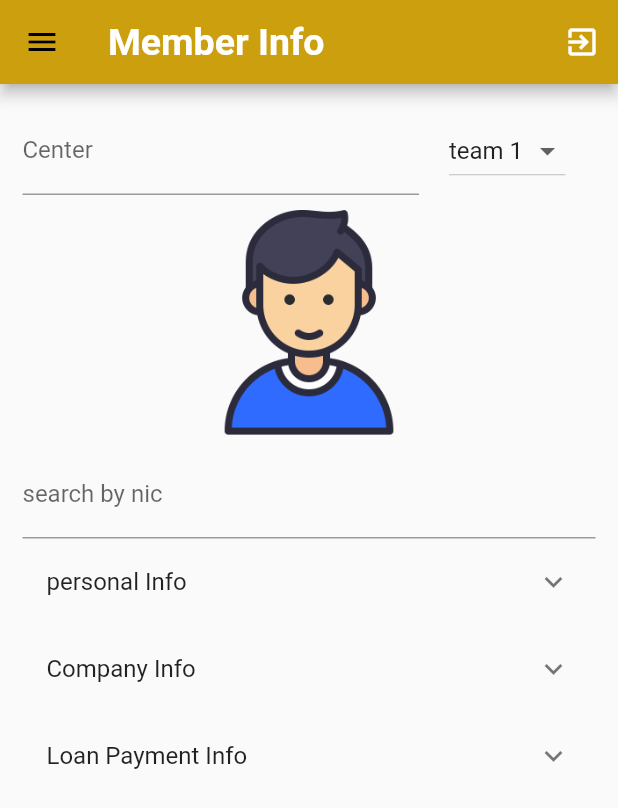
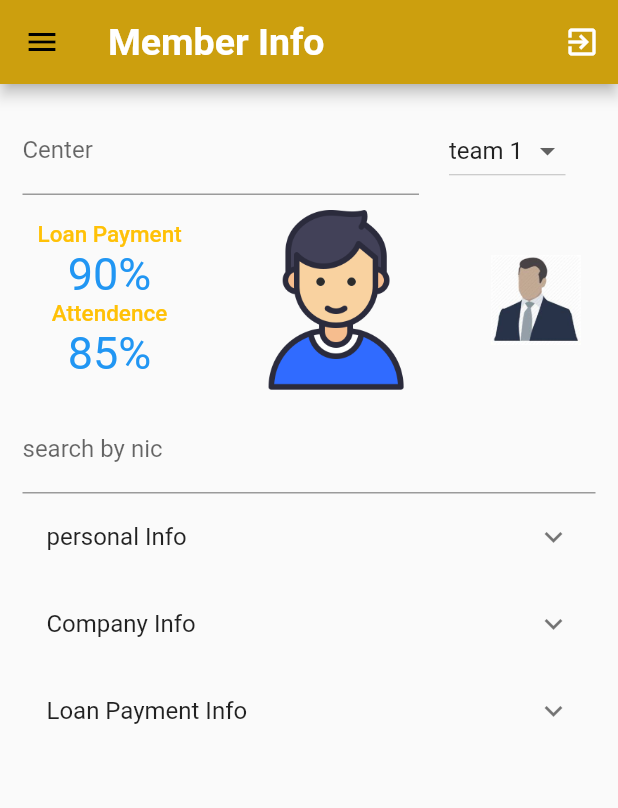
Before and after one commit to dinith72/smartLender_mobile_app, a Flutter app: the MemberInfo screen opened by its route, on a phone screen of 412 x 824 dp. Shown: the top 808 px of the screen. Run offline on Flutter 3.47's test engine with Material 2 defaults, Android fonts, the phone set to English and light mode, and no system bars; missing offline and left inert: sqljocky5.

Commit message:
created the  attendence and repayemnt values created the leader pciture

```diff
--- a/lib/controller/MemberInfoController.dart
+++ b/lib/controller/MemberInfoController.dart
@@ -4,13 +4,18 @@ import 'package:mobile_app/otherComponents/Entry.dart';
 class MemberInfoController {
 
   List<String> _teams = new List<String>();
+  List<Entry> _memberDetials = new List<Entry>();
+  String _attendence ;
+  String _repayemnt ;
+
+
+
+
+
   List<String> getTeams(){
     _teams = ['team 1' , 'team 2' , 'team 3' , 'teams4'];
     return _teams;
   }
-
-  List<Entry> _memberDetials = new List<Entry>();
-
   List<Entry> getMemberDetails(){
     _memberDetials =
     [
@@ -52,4 +57,14 @@ class MemberInfoController {
     return _memberDetials;
 
   }
+  String getRepayment(){
+    _repayemnt = '90%';
+    return _repayemnt;
+  }
+  String getAtendence(){
+    _attendence = '85%';
+    return _attendence;
+  }
+
+
 }
--- a/lib/screens/MemberInfo.dart
+++ b/lib/screens/MemberInfo.dart
@@ -15,10 +15,11 @@ class MemberInfo extends StatefulWidget{
 class _MemberInfo extends State<MemberInfo>{
   static final TextEditingController _center  = new TextEditingController();
   static final TextEditingController _nic  = new TextEditingController();
-  List<Entry> memberDetials = new List<Entry>();
-  String _teamval ;
-  List<String> teams = new List<String>();
-
+  List<Entry> memberDetials = new List<Entry>(); // all the member details are shown in here
+  String _teamval ; // the selected team
+  List<String> teams = new List<String>(); // list of tems in the center
+  String _attendence = '' ;
+  String _repayement = '';
 
 
   @override
@@ -26,6 +27,9 @@ class _MemberInfo extends State<MemberInfo>{
     teams = MemberInfoController().getTeams();
     _teamval = teams[0];
     memberDetials = MemberInfoController().getMemberDetails();
+    _attendence = MemberInfoController().getAtendence();
+    _repayement = MemberInfoController().getRepayment();
+
 
   }
 
@@ -88,7 +92,28 @@ class _MemberInfo extends State<MemberInfo>{
                     )  ,
                     new Container(
                       margin: new EdgeInsets.symmetric(vertical: 10.0 , horizontal: 10.0),
-                      child: Images().getImg('Images/person.png', 150.0, 150.0),
+                      child: new Row(
+                        mainAxisAlignment: MainAxisAlignment.spaceBetween,
+                        children: <Widget>[
+                          new Column(
+                            mainAxisAlignment: MainAxisAlignment.spaceBetween,
+                            mainAxisSize: MainAxisSize.max,
+                            children: <Widget>[
+                              new Text('Loan Payment', style: new TextStyle(color: Colors.amber, fontSize: 15.0 , fontWeight: FontWeight.w500), ) ,
+                              new Text(_repayement , style: new TextStyle(color: Colors.blue , fontSize: 30.0 ,),),
+                              new Text('Attendence' , style: new TextStyle(color: Colors.amber, fontSize: 15.0 , fontWeight: FontWeight.w500),),
+                              new Text(_attendence , style: new TextStyle(color: Colors.blue , fontSize: 30.0),),
+                            ],),
+
+                          Images().getImg('Images/person.png', 120.0, 120.0),
+                          Images().getImg('Images/leader.jpg', 60.0, 60.0),
+
+
+
+                        ],
+                      )
+
+
                     ),
 
                     new Row(
--- a/pubspec.yaml
+++ b/pubspec.yaml
@@ -28,6 +28,7 @@ flutter:
   assets:
    - Images/person.png
    - Images/profile.png
+   - Images/leader.jpg
    #- images/a_dot_ham.jpeg
 
   # An image asset can refer to one or more resolution-specific "variants", see
```
Also changed, not shown: Images/leader.jpg (added).
